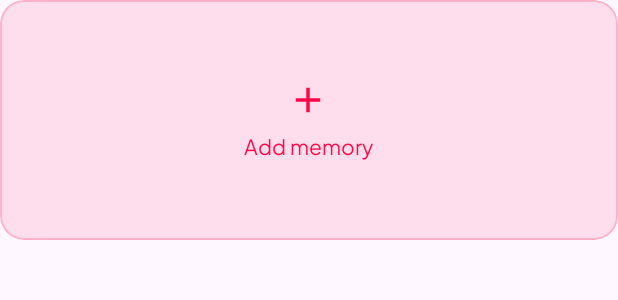
After one commit to alm-174/LoveTester, an Android app: the layout item_add_memory.xml on its own in the app's theme, with its tools: preview values and no code run, on a phone screen of 412 x 824 dp. The commit adds this screen. Shown: the top 300 px of the screen. Run offline under Robolectric (Android 15) with nearby library versions, the phone set to English and light mode, and no system bars.

Commit message:
Memory: thẻ thêm kỷ niệm cuối danh sách

```diff
--- a/app/src/main/java/com/example/lovetester/ui/lovetest/LoveTestFragment.kt
+++ b/app/src/main/java/com/example/lovetester/ui/lovetest/LoveTestFragment.kt
@@ -12,6 +12,7 @@ import com.example.lovetester.databinding.FragmentLoveTestBinding
 import com.example.lovetester.ui.common.viewBinding
 import com.example.lovetester.ui.lovetest.horoscope.HoroscopeTestActivity
 import com.example.lovetester.ui.lovetest.name.NameTestActivity
+import com.example.lovetester.ui.common.applySystemBarsPadding
 
 class LoveTestFragment : Fragment(R.layout.fragment_love_test) {
 
@@ -32,6 +33,7 @@ class LoveTestFragment : Fragment(R.layout.fragment_love_test) {
     ) {
         super.onViewCreated(view, savedInstanceState)
 
+        binding.root.applySystemBarsPadding()
         setupTitle()
         setupCardClicks()
     }
--- /dev/null
+++ b/app/src/main/res/layout/item_add_memory.xml
@@ -0,0 +1,42 @@
+<?xml version="1.0" encoding="utf-8"?>
+<com.google.android.material.card.MaterialCardView
+    xmlns:android="http://schemas.android.com/apk/res/android"
+    xmlns:app="http://schemas.android.com/apk/res-auto"
+    android:id="@+id/cardAddMemory"
+    android:layout_width="match_parent"
+    android:layout_height="@dimen/memory_item_height"
+    android:clickable="true"
+    android:focusable="true"
+    android:foreground="?attr/selectableItemBackground"
+    android:contentDescription="@string/memory_add"
+    app:cardCornerRadius="@dimen/radius_card"
+    app:cardElevation="0dp"
+    app:cardBackgroundColor="@color/primary_10"
+    app:strokeColor="@color/primary_20"
+    app:strokeWidth="1dp">
+
+    <LinearLayout
+        android:layout_width="wrap_content"
+        android:layout_height="wrap_content"
+        android:layout_gravity="center"
+        android:orientation="vertical"
+        android:gravity="center_horizontal">
+
+        <ImageView
+            android:layout_width="28dp"
+            android:layout_height="28dp"
+            android:src="@drawable/ic_add"
+            app:tint="@color/primary"
+            android:importantForAccessibility="no" />
+
+        <TextView
+            android:layout_width="wrap_content"
+            android:layout_height="wrap_content"
+            android:layout_marginTop="6dp"
+            android:text="@string/memory_add"
+            android:textAppearance="@style/TextAppearance.LoveTester.Body"
+            android:textColor="@color/primary" />
+
+    </LinearLayout>
+
+</com.google.android.material.card.MaterialCardView>
--- a/app/src/main/res/layout/item_memory.xml
+++ b/app/src/main/res/layout/item_memory.xml
@@ -4,7 +4,7 @@
     xmlns:tools="http://schemas.android.com/tools"
     xmlns:app="http://schemas.android.com/apk/res-auto"
     android:layout_width="match_parent"
-    android:layout_height="160dp"
+    android:layout_height="@dimen/memory_item_height"
     app:cardCornerRadius="@dimen/radius_card"
     app:cardElevation="0dp"
     app:cardBackgroundColor="@color/memory_card_background">
--- a/app/src/main/res/values/dimens.xml
+++ b/app/src/main/res/values/dimens.xml
@@ -19,6 +19,7 @@
     <dimen name="radius_button">8dp</dimen>
     <dimen name="radius_card">16dp</dimen>
     <dimen name="radius_item">12dp</dimen>         <!-- Selectable grid/list item -->
+    <dimen name="memory_item_height">160dp</dimen>
 
     <dimen name="height_button">48dp</dimen>
 
--- a/app/src/main/res/values/strings.xml
+++ b/app/src/main/res/values/strings.xml
@@ -135,6 +135,7 @@
     <string name="memory_list_empty_title">No anniversary</string>
     <string name="memory_list_empty_description">Preserve your unforgettable anniversary here!</string>
     <string name="memory_error_load">Couldn\'t load memories</string>
+    <string name="memory_add">Add memory</string>
     <string name="memory_delete_button">Delete</string>
     <string name="memory_delete_title">Delete Memory</string>
     <string name="memory_delete_message">Are you sure you want to delete the memory \'%1$s\'?</string>
```
Also changed, not shown: app/src/main/java/com/example/lovetester/ui/memory/AddMemoryAdapter.kt (added, +34 -0 lines), app/src/main/java/com/example/lovetester/ui/memory/MemoryFooterAdapter.kt (deleted, +0 -31 lines), app/src/main/java/com/example/lovetester/ui/memory/MemoryListFragment.kt (+41 -3 lines), app/src/main/res/layout/fragment_memory_list.xml (+16 -0 lines), app/src/main/res/layout/item_memory_footer.xml (deleted, +0 -21 lines), 6 other files.
